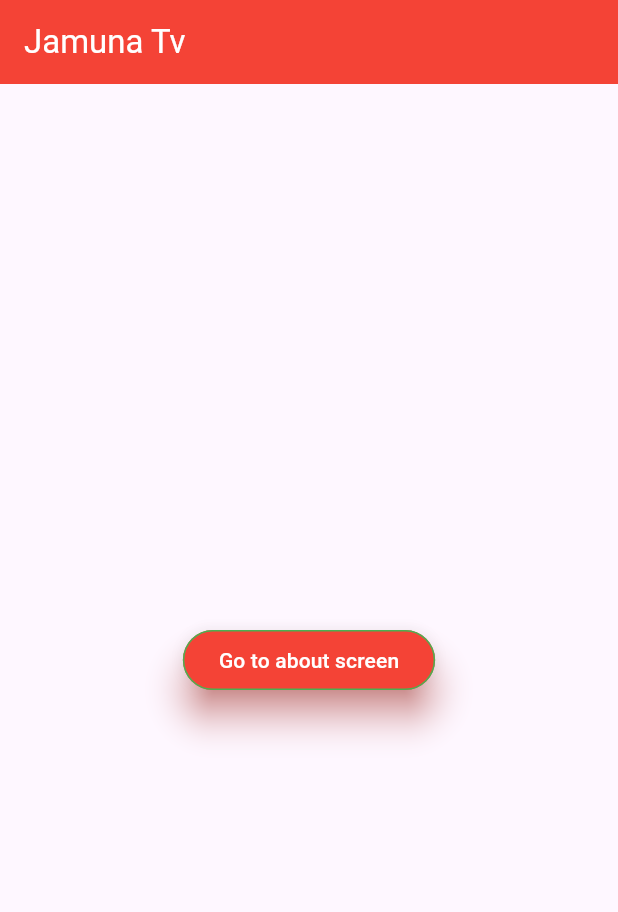
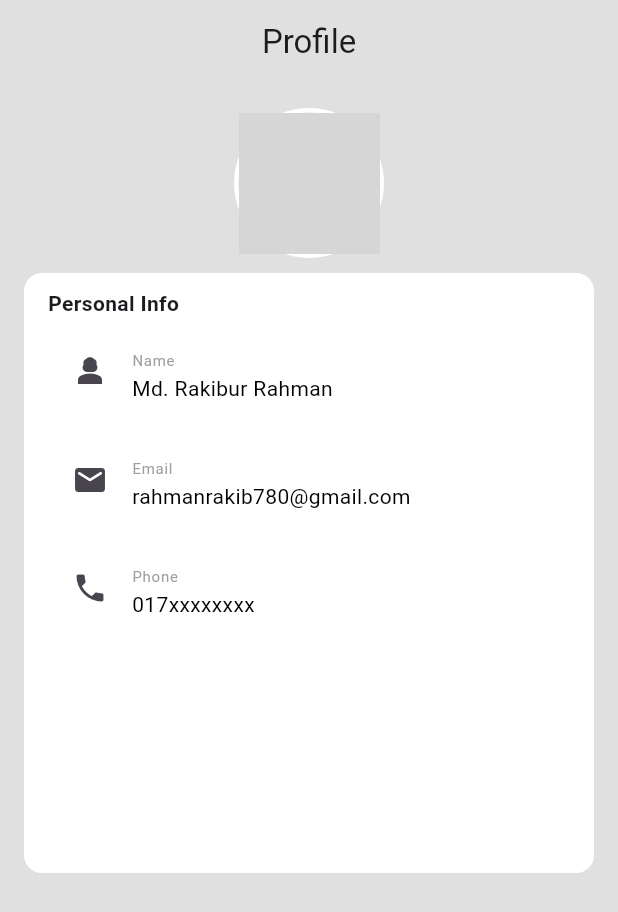
Before and after one commit to rakibur557/simple_app, a Flutter app: the screen it shows after launch, on a phone screen of 412 x 824 dp. Shown: the top 912 px of the screen. Run offline on Flutter 3.47's test engine with Material 3 defaults, Android fonts, the phone set to English and light mode, and no system bars; network calls fail; grey boxes are pictures that could not be loaded.

Commit message:
profile screen pertially designed

```diff
--- a/lib/about.dart
+++ /dev/null
@@ -1,23 +0,0 @@
-import 'package:flutter/material.dart';
-
-class AboutScreen extends StatelessWidget {
-  const AboutScreen({super.key});
-
-  @override
-  Widget build(BuildContext context) {
-    return Scaffold(
-      appBar: AppBar(
-        leading: GestureDetector(
-          onTap: () {
-            Navigator.pop(context);
-          },
-          child: Icon(Icons.arrow_back_ios_new_rounded),
-        ),
-        // automaticallyImplyLeading: false,
-        centerTitle: true,
-        backgroundColor: Colors.blue,
-        title: Text('About Screen'),
-      ),
-    );
-  }
-}
--- a/lib/home_screen.dart
+++ b/lib/home_screen.dart
@@ -1,5 +1,5 @@
 import 'package:flutter/material.dart';
-import 'package:simple_app/about.dart';
+import 'package:simple_app/profile.dart';
 
 class HomePage extends StatelessWidget {
   const HomePage({super.key});
@@ -30,11 +30,11 @@ class HomePage extends StatelessWidget {
           onPressed: () {
             Navigator.push(
               context,
-              MaterialPageRoute(builder: (context) => const AboutScreen()),
+              MaterialPageRoute(builder: (context) => const ProfileScreen()),
             );
           },
           child: Text(
-            'Go to about screen',
+            'Go to profile screen',
             style: TextStyle(
               color: Colors.white,
             ),
--- a/lib/main.dart
+++ b/lib/main.dart
@@ -1,5 +1,6 @@
 import 'package:flutter/material.dart';
 import 'package:simple_app/home_screen.dart';
+import 'package:simple_app/profile.dart';
 
 void main() {
   runApp(MyApp());
@@ -12,7 +13,7 @@ class MyApp extends StatelessWidget {
   Widget build(BuildContext context) {
     return MaterialApp(
       debugShowCheckedModeBanner: false,
-      home: HomePage(),
+      home: ProfileScreen(),
     );
   }
 }
--- /dev/null
+++ b/lib/profile.dart
@@ -0,0 +1,108 @@
+import 'package:flutter/material.dart';
+
+class ProfileScreen extends StatelessWidget {
+  const ProfileScreen({super.key});
+
+  @override
+  Widget build(BuildContext context) {
+    return Scaffold(
+      backgroundColor: Colors.grey.shade300,
+      appBar: AppBar(
+        backgroundColor: Colors.transparent,
+        automaticallyImplyLeading: false,
+        centerTitle: true,
+        title: Text("Profile"),
+      ),
+      body: Padding(
+        padding: const EdgeInsets.all(16.0),
+        child: Column(
+          crossAxisAlignment: CrossAxisAlignment.center,
+          children: [
+            CircleAvatar(
+              radius: 50,
+              backgroundColor: Colors.white,
+              child: CircleAvatar(
+                radius: 47,
+                backgroundImage: NetworkImage(
+                    "https://static.vecteezy.com/system/resources/thumbnails/005/346/410/small_2x/close-up-portrait-of-smiling-handsome-young-caucasian-man-face-looking-at-camera-on-isolated-light-gray-studio-background-photo.jpg"),
+              ),
+            ),
+            const SizedBox(height: 10),
+            Container(
+              padding: EdgeInsets.symmetric(horizontal: 16, vertical: 10),
+              height: 400,
+              width: double.infinity,
+              decoration: BoxDecoration(
+                color: Colors.white,
+                borderRadius: BorderRadius.circular(12),
+              ),
+              child: Column(
+                crossAxisAlignment: CrossAxisAlignment.start,
+                children: [
+                  Text(
+                    'Personal Info',
+                    style: TextStyle(
+                      fontSize: 14,
+                      fontWeight: FontWeight.bold,
+                    ),
+                  ),
+                  ListTile(
+                    leading: Icon(Icons.person_3),
+                    title: Text(
+                      "Name",
+                      style: TextStyle(
+                        fontSize: 10,
+                        color: Colors.grey,
+                      ),
+                    ),
+                    subtitle: Text(
+                      'Md. Rakibur Rahman',
+                      style: TextStyle(
+                        fontSize: 14,
+                        color: Colors.black,
+                      ),
+                    ),
+                  ),
+                  ListTile(
+                    leading: Icon(Icons.email_rounded),
+                    title: Text(
+                      "Email",
+                      style: TextStyle(
+                        fontSize: 10,
+                        color: Colors.grey,
+                      ),
+                    ),
+                    subtitle: Text(
+                      'rahmanrakib780@gmail.com',
+                      style: TextStyle(
+                        fontSize: 14,
+                        color: Colors.black,
+                      ),
+                    ),
+                  ),
+                  ListTile(
+                    leading: Icon(Icons.phone),
+                    title: Text(
+                      "Phone",
+                      style: TextStyle(
+                        fontSize: 10,
+                        color: Colors.grey,
+                      ),
+                    ),
+                    subtitle: Text(
+                      '017xxxxxxxx',
+                      style: TextStyle(
+                        fontSize: 14,
+                        color: Colors.black,
+                      ),
+                    ),
+                  ),
+                ],
+              ),
+            ),
+          ],
+        ),
+      ),
+    );
+  }
+}
```
